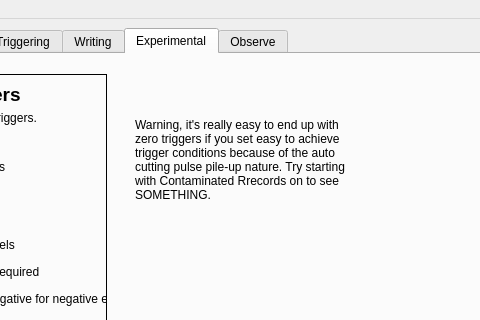
First picture: the form in dc.ui, repository usnistgov/dastardcommander, before the edit; both pictures show x 196 to 676 and y 0 to 320 of the 925 by 712 pixel window.
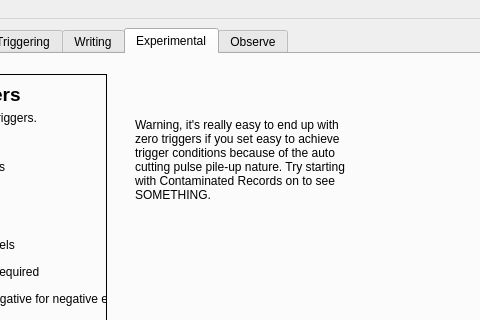
Second picture: the form after the edit. The open tabs and pages were chosen to show the change. Icons and pictures are not drawn.

Commit message:
Better control over edgeMultiTriggerOnError checkbox
Need to hide and check this checkbox whenever running with a non-TDM source, because we don't want to omit the even numbered channels on non-TDM sources. Fixes #51.

The edit to the form file:
```diff
--- a/dc.ui
+++ b/dc.ui
@@ -809,7 +809,7 @@
          </rect>
         </property>
         <property name="text">
-         <string>Warning, it's really easy to end up with zero triggers if you set easy to achieve trigger conditions because of the auto cutting pulse pile-up nature. Try starting with Contaminated Rrecords on to see SOMETHING.</string>
+         <string>Warning, it's really easy to end up with zero triggers if you set easy to achieve trigger conditions because of the auto cutting pulse pile-up nature. Try starting with Contaminated Records on to see SOMETHING.</string>
         </property>
         <property name="wordWrap">
          <bool>true</bool>
```
Left out of the diff: 2 changed lines with no effect on the pictures. The commit also changes 1 other file.
